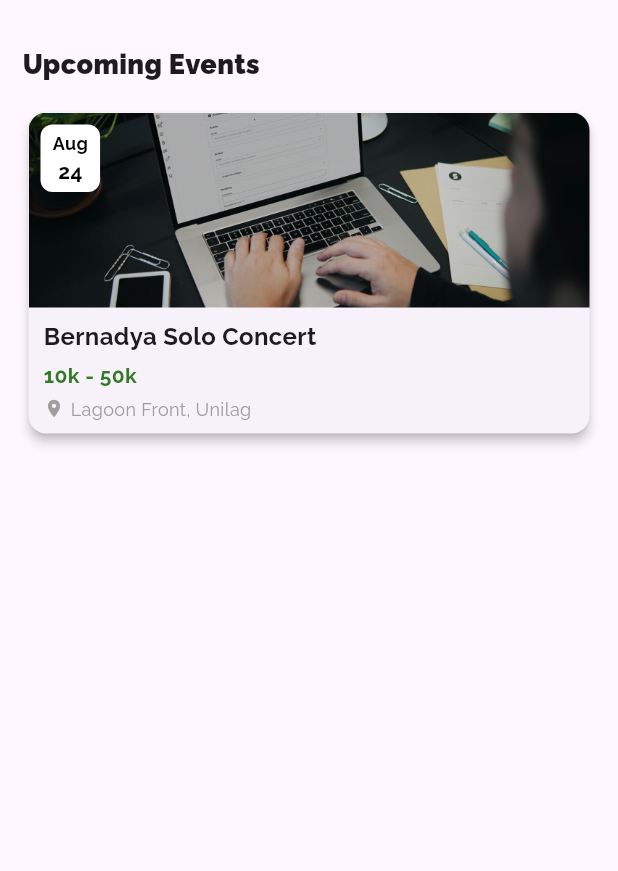
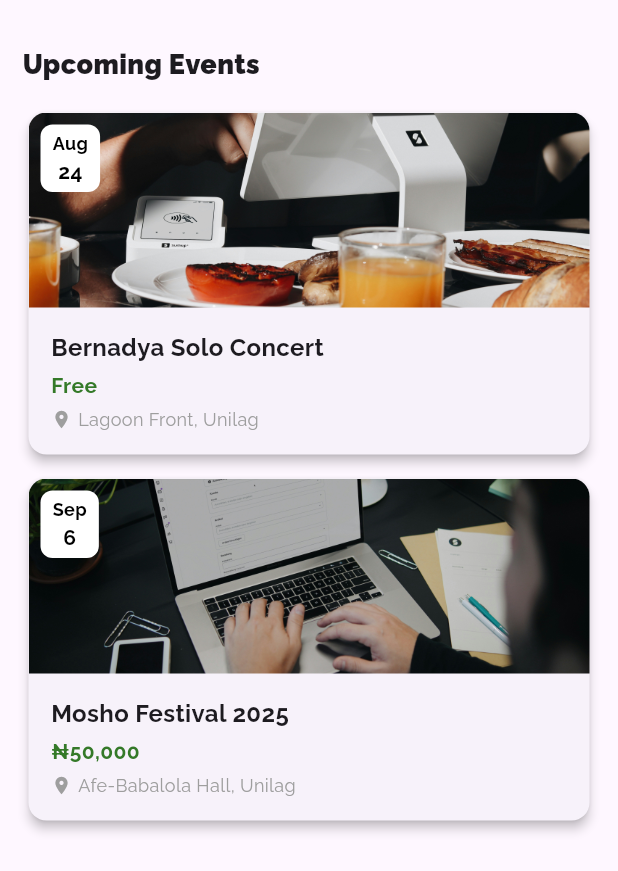
Before and after one commit to Agboola-Oyewole/Faculty-App, a Flutter app: the EventScreen widget shown alone on an empty page, opened directly, on a phone screen of 412 x 824 dp. Shown: the top 871 px of the screen. Run offline on Flutter 3.47's test engine with Material 3 defaults, Android fonts, the phone set to English and light mode, and no system bars; our stand-ins replace font_awesome_flutter.

Commit message:
Update event screen again

```diff
--- a/lib/event_card.dart
+++ b/lib/event_card.dart
@@ -18,7 +18,9 @@ class EventCard extends StatelessWidget {
 
   @override
   Widget build(BuildContext context) {
-    return Card(
+    return Padding(
+      padding: const EdgeInsets.only(bottom: 8.0),
+      child: Card(
         shape: RoundedRectangleBorder(
           borderRadius: BorderRadius.circular(12), // Rounded corners
         ),
@@ -74,7 +76,8 @@ class EventCard extends StatelessWidget {
               ],
             ),
             Padding(
-            padding: const EdgeInsets.symmetric(vertical: 8.0, horizontal: 10),
+              padding:
+                  const EdgeInsets.symmetric(vertical: 15.0, horizontal: 15),
               child: Column(
                 crossAxisAlignment: CrossAxisAlignment.start,
                 children: [
@@ -110,6 +113,7 @@ class EventCard extends StatelessWidget {
             ),
           ],
         ),
+      ),
     );
   }
 }
--- a/lib/event_screen.dart
+++ b/lib/event_screen.dart
@@ -1,6 +1,7 @@
 import 'package:flutter/material.dart';
 
 import 'event_card.dart';
+import 'event_detail_screen.dart';
 
 class EventScreen extends StatefulWidget {
   const EventScreen({super.key});
@@ -26,14 +27,68 @@ class _EventScreenState extends State<EventScreen> {
           SizedBox(
             height: 15,
           ),
-          EventCard(
-            imageUrl: 'assets/images/sumup-ru18KXzFA4E-unsplash.jpg',
-            title: 'Bernadya Solo Concert',
-            priceRange: '10k - 50k',
-            location: 'Lagoon Front, Unilag',
-            date: 'Aug 24',
+          GestureDetector(
+            onTap: () {
+              Navigator.push(
+                context,
+                MaterialPageRoute(
+                  builder: (context) => EventDetailsScreen(
+                    imageUrl: 'assets/images/post_image.jpg',
+                    title: 'Bernadya Solo Concert',
+                    date: '24 August 2024',
+                    location: 'Lagoon Front, Unilag',
+                    description:
+                        'Bernadya Solo Concert is an electrifying local pop-punk festival...',
+                    tickets: [
+                      TicketOption(
+                          type: 'First Pre-Sale',
+                          price: '₦10,000',
+                          isSoldOut: true),
+                      TicketOption(type: 'Second Pre-Sale', price: '₦20,000'),
+                    ],
+                  ),
+                ),
+              );
+            },
+            child: EventCard(
+              imageUrl: 'assets/images/post_image.jpg',
+              title: 'Bernadya Solo Concert',
+              priceRange: 'Free',
+              location: 'Lagoon Front, Unilag',
+              date: 'Aug 24',
+            ),
           ),
-
+          GestureDetector(
+            onTap: () {
+              Navigator.push(
+                context,
+                MaterialPageRoute(
+                  builder: (context) => EventDetailsScreen(
+                    imageUrl: 'assets/images/post_image.jpg',
+                    title: 'Mosho Festival 2025',
+                    date: '6 September 2025',
+                    location: 'Lagoon Front, Unilag',
+                    description:
+                        'Mosho Festival 2025 is an electrifying local pop-punk festival...',
+                    tickets: [
+                      TicketOption(
+                          type: 'First Pre-Sale',
+                          price: '₦45,000',
+                          isSoldOut: false),
+                      TicketOption(type: 'Second Pre-Sale', price: '₦50,000'),
+                    ],
+                  ),
+                ),
+              );
+            },
+            child: EventCard(
+              imageUrl: 'assets/images/sumup-ru18KXzFA4E-unsplash.jpg',
+              title: 'Mosho Festival 2025',
+              priceRange: '₦50,000',
+              location: 'Afe-Babalola Hall, Unilag',
+              date: 'Sep 6',
+            ),
+          ),
         ],
       ),
     );
--- a/lib/filter_modal.dart
+++ b/lib/filter_modal.dart
@@ -248,9 +248,9 @@ class _FilterModalState extends State<FilterModal> {
             value: selectedItem,
             decoration: InputDecoration(
               border:
-              OutlineInputBorder(borderRadius: BorderRadius.circular(30)),
+              OutlineInputBorder(borderRadius: BorderRadius.circular(15)),
               focusedBorder: OutlineInputBorder(
-                borderRadius: BorderRadius.circular(30),
+                borderRadius: BorderRadius.circular(15),
                 borderSide: BorderSide(
                   color: Color(0xff347928),
                   width: 1.5,
--- a/lib/home_screen.dart
+++ b/lib/home_screen.dart
@@ -102,7 +102,7 @@ class _HomeScreenState extends State<HomeScreen> {
               ElevatedButton(
                 onPressed: () {},
                 style: ElevatedButton.styleFrom(
-                  backgroundColor: Colors.grey,
+                  backgroundColor: Color(0xff347928),
                   elevation: 3,
                   shape: RoundedRectangleBorder(
                     borderRadius: BorderRadius.circular(10),
--- a/lib/rescources_screen.dart
+++ b/lib/rescources_screen.dart
@@ -39,7 +39,7 @@ class _RescourcesScreenState extends State<RescourcesScreen> {
                     borderRadius: BorderRadius.circular(30),
                   ),
                   padding:
-                  const EdgeInsets.symmetric(horizontal: 15.0, vertical: 0),
+                      const EdgeInsets.symmetric(horizontal: 15.0, vertical: 0),
                   child: Row(
                     children: [
                       Icon(
@@ -76,7 +76,7 @@ class _RescourcesScreenState extends State<RescourcesScreen> {
                     decoration: BoxDecoration(
                         color: Colors.white60,
                         borderRadius:
-                        const BorderRadius.all(Radius.circular(10.0)),
+                            const BorderRadius.all(Radius.circular(10.0)),
                         border: Border.all(color: Colors.black, width: 1)),
                     padding: const EdgeInsets.all(10.0),
                     child: const Icon(
```
Also changed, not shown: lib/event_detail_screen.dart (+221 -0 lines). Lines whose indentation alone changed are shown as unchanged.
